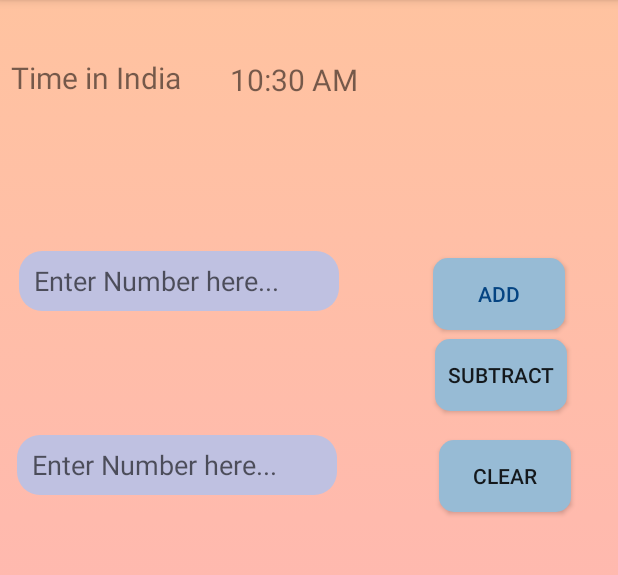
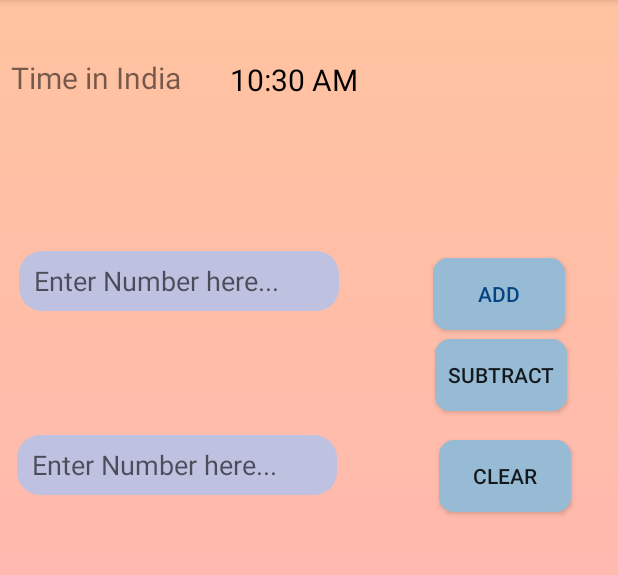
Before and after one commit to adz0612/one, an Android app: the MainActivity screen opened directly, with no data from a screen before it, after a tap on "ADD", on a phone screen of 412 x 824 dp, the part 84-659 px from its top. Run offline under Robolectric (Android 15) with nearby library versions, the phone set to English and light mode, and no system bars.

Commit message:
OC198372

```diff
--- a/app/src/main/java/com/example/basic_calc/MainActivity.java
+++ b/app/src/main/java/com/example/basic_calc/MainActivity.java
@@ -1,6 +1,7 @@
 package com.example.basic_calc;
 
 import android.os.Bundle;
+import android.view.Gravity;
 import android.view.View;
 import android.widget.Button;
 import android.widget.EditText;
@@ -65,7 +66,9 @@ private EditText num1 , num2;
 
             if (num1_string.isEmpty() ||  num2_string.isEmpty()  ){
 
-                Toast.makeText(getApplicationContext() , "Please type in both the numbers " , Toast.LENGTH_SHORT).show();
+                Toast toast = Toast.makeText(MainActivity.this,"Please Enter both the numbers", Toast.LENGTH_SHORT);
+                toast.setGravity(Gravity.CENTER, 0, 0);
+                toast.show();
                 return;
 
             }
@@ -93,7 +96,9 @@ private EditText num1 , num2;
 
                 if (num1_string.isEmpty() ||  num2_string.isEmpty()  ){
 
-                    Toast.makeText(getApplicationContext() , "Please type in both the numbers " , Toast.LENGTH_SHORT).show();
+                    Toast toast = Toast.makeText(MainActivity.this,"Please Enter both the numbers", Toast.LENGTH_SHORT);
+                    toast.setGravity(Gravity.CENTER, 0, 0);
+                    toast.show();
                     return;
 
                 }
--- a/app/src/main/res/layout/activity_main.xml
+++ b/app/src/main/res/layout/activity_main.xml
@@ -101,6 +101,7 @@ android:textColor="#000000"
         android:layout_height="wrap_content"
         android:layout_alignParentTop="true"
         android:layout_marginStart="153dp"
+        android:textColor="#000000"
         android:layout_marginTop="39dp"
         android:textSize="20dp" />
 
```
